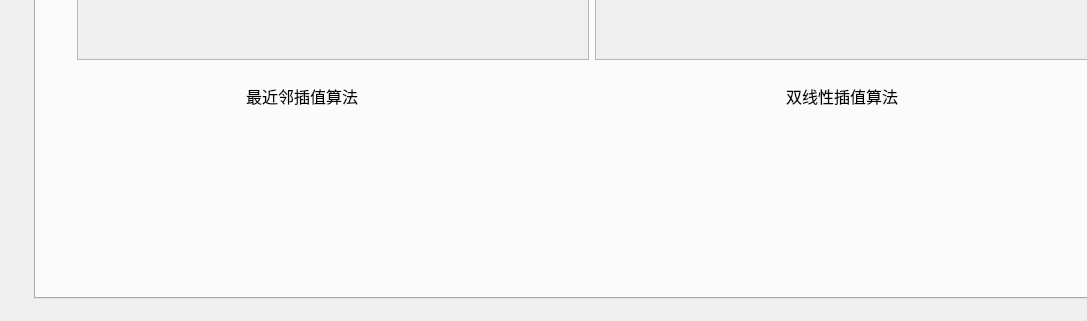
L1B0/Digital-image-processing, file picture_demo/mainwindow.ui: the form before one commit; both pictures show x 0 to 1087 and y 519 to 840 of the 1189 by 840 pixel window.
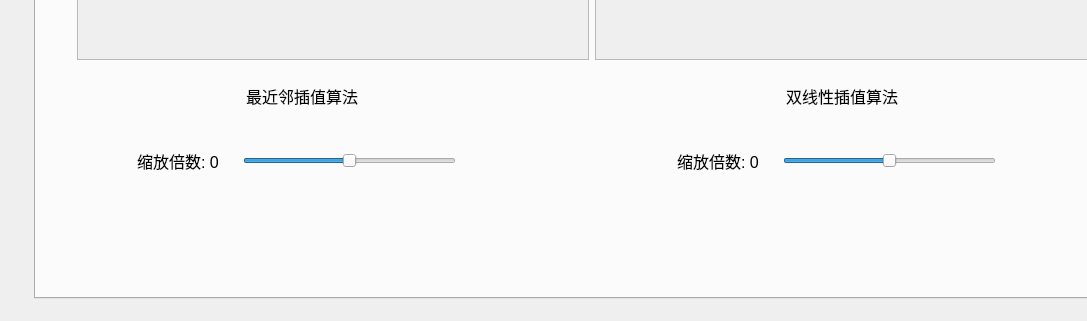
The form after the commit. The open tabs and pages were chosen to show the change. Custom widgets are drawn as their Qt base class.

Commit message: 添加图片缩放功能(最近邻插值算法)

Diff of the .ui file:
```diff
--- a/picture_demo/mainwindow.ui
+++ b/picture_demo/mainwindow.ui
@@ -149,6 +149,80 @@
        </item>
       </layout>
      </widget>
+     <widget class="QWidget" name="layoutWidget_3">
+      <property name="geometry">
+       <rect>
+        <x>630</x>
+        <y>620</y>
+        <width>341</width>
+        <height>61</height>
+       </rect>
+      </property>
+      <layout class="QHBoxLayout" name="horizontalLayout_26">
+       <item>
+        <widget class="QLabel" name="bilinear_level">
+         <property name="font">
+          <font>
+           <pointsize>12</pointsize>
+          </font>
+         </property>
+         <property name="text">
+          <string>缩放倍数: 0    </string>
+         </property>
+        </widget>
+       </item>
+       <item>
+        <widget class="QSlider" name="bilinear_horizontalSlider">
+         <property name="minimum">
+          <number>-10</number>
+         </property>
+         <property name="maximum">
+          <number>10</number>
+         </property>
+         <property name="orientation">
+          <enum>Qt::Horizontal</enum>
+         </property>
+        </widget>
+       </item>
+      </layout>
+     </widget>
+     <widget class="QWidget" name="layoutWidget">
+      <property name="geometry">
+       <rect>
+        <x>90</x>
+        <y>620</y>
+        <width>341</width>
+        <height>61</height>
+       </rect>
+      </property>
+      <layout class="QHBoxLayout" name="horizontalLayout_25">
+       <item>
+        <widget class="QLabel" name="nearest_level">
+         <property name="font">
+          <font>
+           <pointsize>12</pointsize>
+          </font>
+         </property>
+         <property name="text">
+          <string>缩放倍数: 0    </string>
+         </property>
+        </widget>
+       </item>
+       <item>
+        <widget class="QSlider" name="nearest_horizontalSlider">
+         <property name="minimum">
+          <number>-10</number>
+         </property>
+         <property name="maximum">
+          <number>10</number>
+         </property>
+         <property name="orientation">
+          <enum>Qt::Horizontal</enum>
+         </property>
+        </widget>
+       </item>
+      </layout>
+     </widget>
     </widget>
     <widget class="QWidget" name="sampling_rate">
      <attribute name="title">
```
Left out of the diff: 4 changed lines with no effect on the pictures. The commit also changes 11 other files.
